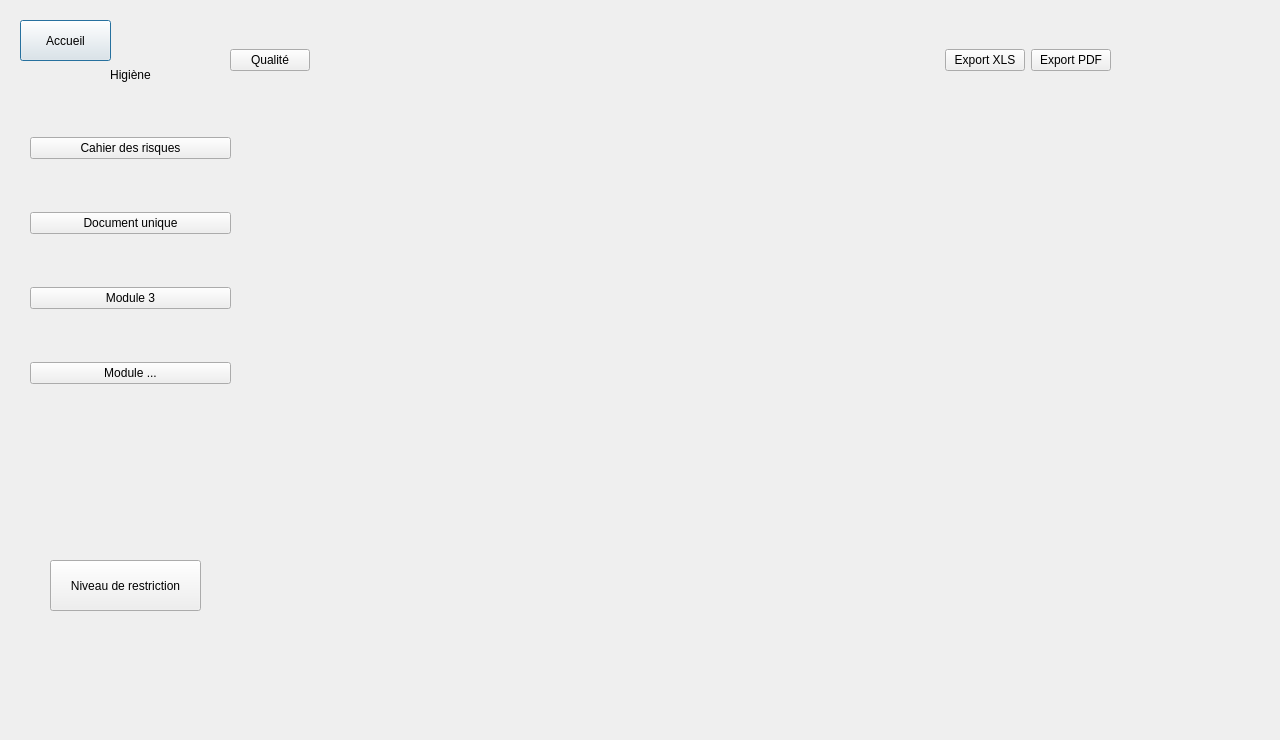
This is Projet_Ajour/hygiene.ui in simzrch/Projet_Entremont as Qt 5 draws it before an edit. The edited form follows.
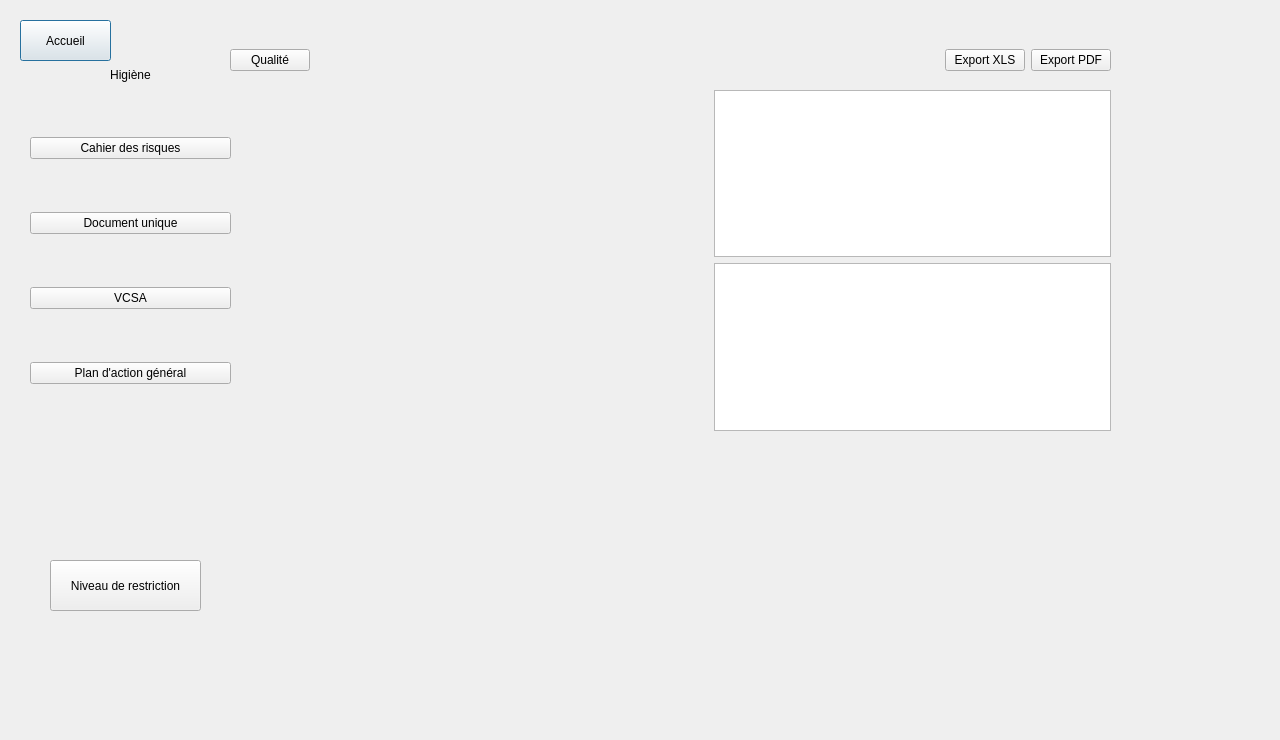
This is the edited form.

Patch:
```diff
--- a/Projet_Ajour/hygiene.ui
+++ b/Projet_Ajour/hygiene.ui
@@ -99,14 +99,14 @@
     <item>
      <widget class="QPushButton" name="pushButton_7">
       <property name="text">
-       <string>Module 3</string>
+       <string>VCSA</string>
       </property>
      </widget>
     </item>
     <item>
      <widget class="QPushButton" name="pushButton_8">
       <property name="text">
-       <string>Module ...</string>
+       <string>Plan d'action général</string>
       </property>
      </widget>
     </item>
@@ -141,6 +141,53 @@
     <set>Qt::AlignCenter</set>
    </property>
   </widget>
+  <widget class="QWidget" name="horizontalLayoutWidget_2">
+   <property name="geometry">
+    <rect>
+     <x>230</x>
+     <y>90</y>
+     <width>881</width>
+     <height>341</height>
+    </rect>
+   </property>
+   <layout class="QHBoxLayout" name="horizontalLayout_2">
+    <item>
+     <widget class="QStackedWidget" name="stackedWidget">
+      <property name="currentIndex">
+       <number>0</number>
+      </property>
+      <widget class="QWidget" name="page"/>
+      <widget class="QWidget" name="page_2"/>
+     </widget>
+    </item>
+    <item>
+     <layout class="QGridLayout" name="gridLayout">
+      <item row="1" column="1">
+       <widget class="QTableView" name="tableView"/>
+      </item>
+      <item row="0" column="1">
+       <widget class="QTableWidget" name="tableWidget"/>
+      </item>
+      <item row="0" column="0">
+       <spacer name="horizontalSpacer_2">
+        <property name="orientation">
+         <enum>Qt::Horizontal</enum>
+        </property>
+        <property name="sizeType">
+         <enum>QSizePolicy::Fixed</enum>
+        </property>
+        <property name="sizeHint" stdset="0">
+         <size>
+          <width>40</width>
+          <height>20</height>
+         </size>
+        </property>
+       </spacer>
+      </item>
+     </layout>
+    </item>
+   </layout>
+  </widget>
  </widget>
  <resources/>
  <connections/>
```
Left out of the diff: 4 changed lines with no effect on the pictures.
